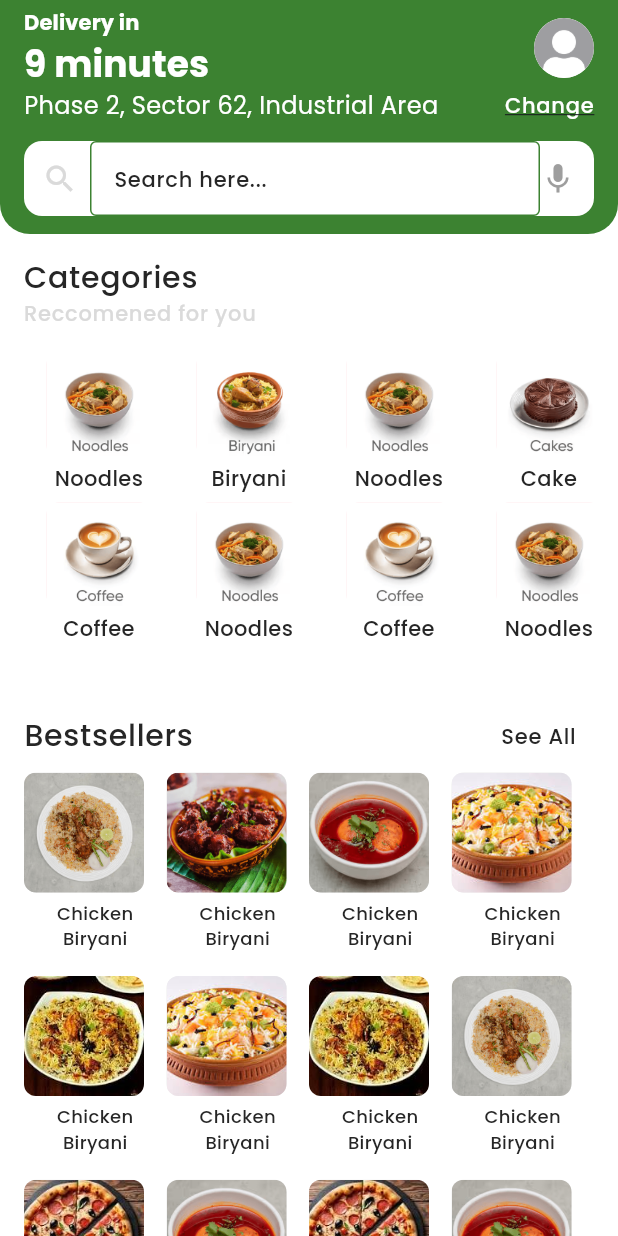
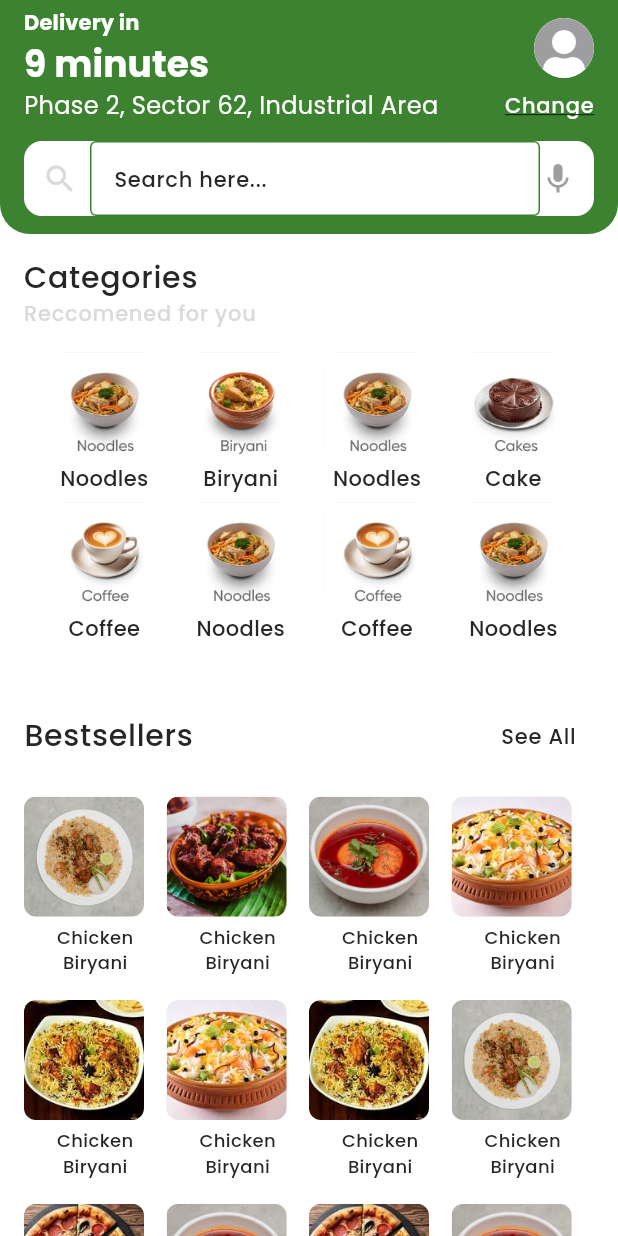
Before and after one commit to dharmendra7899/flip_coin, a Flutter app: the HomeScreen screen opened directly, on a phone screen of 412 x 824 dp. Run offline on Flutter 3.47's test engine with Material 3 defaults, Android fonts, the phone set to English and light mode, and no system bars; our stand-ins replace dio, fluttertoast, shared_preferences; missing offline and left inert: staggered_grid_view_flutter; accounts and stored records are empty.

Commit message:
android issue fixed

```diff
--- a/lib/app/features/account/account_screen.dart
+++ b/lib/app/features/account/account_screen.dart
@@ -135,7 +135,7 @@ class _AccountScreenState extends State<AccountScreen> {
       decoration: BoxDecoration(
         borderRadius: BorderRadius.circular(8),
         color: Colors.white,
-        border: Border.all(width: 0.4, color: AppPaletteLight.secondary),
+        border: Border.all(width: 0.4, color: AppPaletteLight.gray),
         boxShadow: boxShadow(),
       ),
       child: Column(
--- a/lib/app/features/home/home_screen.dart
+++ b/lib/app/features/home/home_screen.dart
@@ -4,6 +4,8 @@ import 'package:flip_coin/app/core/custom/show_toast.dart';
 import 'package:flip_coin/app/core/custom/text.dart';
 import 'package:flip_coin/app/core/extensions/context_extension.dart';
 import 'package:flip_coin/app/core/theme/app_palette.dart';
+import 'package:flip_coin/app/features/home/widgets/category_widget.dart';
+import 'package:flip_coin/app/features/home/widgets/product_widgets.dart';
 import 'package:flutter/material.dart';
 
 class HomeScreen extends StatefulWidget {
@@ -27,21 +29,7 @@ class _HomeScreenState extends State<HomeScreen> {
     return Future.value(true);
   }
 
-  final List<String> imageUrls = [
-    ConstantImage.chicken,
-    ConstantImage.mutton,
-    ConstantImage.egg,
-    ConstantImage.bir,
-    ConstantImage.chick,
-    ConstantImage.bir,
-    ConstantImage.chick,
-    ConstantImage.chicken,
-    ConstantImage.download,
-    ConstantImage.egg,
-    ConstantImage.download,
-    ConstantImage.egg,
-    ConstantImage.download,
-  ];
+
 
   @override
   Widget build(BuildContext context) {
@@ -180,159 +168,15 @@ class _HomeScreenState extends State<HomeScreen> {
             ),
           ),
           // Categories Section
-          Padding(
-            padding: const EdgeInsets.all(16.0),
-            child: Column(
-              crossAxisAlignment: CrossAxisAlignment.start,
-              children: [
-                Text(
-                  'Categories',
-                  textAlign: TextAlign.center,
-                  style: context.themeData.textTheme.labelMedium
-                      ?.copyWith(fontSize: 20, overflow: TextOverflow.ellipsis),
-                ),
-                Text(
-                  'Reccomened for you',
-                  textAlign: TextAlign.center,
-                  maxLines: 1,
-                  style: context.themeData.textTheme.labelSmall?.copyWith(
-                      fontSize: 14,
-                      fontWeight: FontWeight.w500,
-                      color: AppPaletteLight.gray,
-                      overflow: TextOverflow.ellipsis),
-                ),
-                const SizedBox(height: 16),
-                SizedBox(
-                  height: 200,
-                  child: GridView.count(
-                    scrollDirection: Axis.horizontal,
-                    shrinkWrap: true,
-                    physics: AlwaysScrollableScrollPhysics(),
-                    crossAxisCount: 2,
-                    childAspectRatio: 1,
-                    children: [
-                      _buildCategoryItem('Noodles', ConstantImage.noodle),
-                      _buildCategoryItem('Coffee', ConstantImage.coffee),
-                      _buildCategoryItem('Biryani', ConstantImage.biryani),
-                      _buildCategoryItem('Noodles', ConstantImage.noodle),
-                      _buildCategoryItem('Noodles', ConstantImage.noodle),
-                      _buildCategoryItem('Coffee', ConstantImage.coffee),
-                      _buildCategoryItem('Cake', ConstantImage.cake),
-                      _buildCategoryItem('Noodles', ConstantImage.noodle),
-                    ],
-                  ),
-                ),
-              ],
-            ),
-          ),
+          const CategoryWidget(),
+          const ProductWidgets(),
           // Bestsellers Section
-          Padding(
-            padding: const EdgeInsets.all(16.0),
-            child: Column(
-              crossAxisAlignment: CrossAxisAlignment.start,
-              children: [
-                Row(
-                  mainAxisAlignment: MainAxisAlignment.spaceBetween,
-                  children: [
-                    Text(
-                      'Bestsellers',
-                      textAlign: TextAlign.center,
-                      style: context.themeData.textTheme.labelMedium?.copyWith(
-                          fontSize: 20, overflow: TextOverflow.ellipsis),
-                    ),
-                    TextButton(
-                      onPressed: () {},
-                      child: Text(
-                        texts.seeAll,
-                        textAlign: TextAlign.center,
-                        style: context.themeData.textTheme.labelSmall?.copyWith(
-                            fontSize: 14,
-                            fontWeight: FontWeight.w500,
-                            overflow: TextOverflow.ellipsis),
-                      ),
-                    ),
-                  ],
-                ),
-                GridView.count(
-                  shrinkWrap: true,
-                  physics: NeverScrollableScrollPhysics(),
-                  crossAxisCount: 4,
-                  childAspectRatio: 0.7,
-                  children: List.generate(imageUrls.length, (index) {
-                    return _buildProductItem(imageUrls[index]);
-                  }),
-                ),
-              ],
-            ),
-          ),
+
         ],
       ),
     );
   }
 
-  Widget _buildCategoryItem(String label, String asset) {
-    return Column(
-      children: [
-        Container(
-          height: 70,
-          width: 70,
-          decoration: BoxDecoration(
-            borderRadius: BorderRadius.circular(8),
-            color: Colors.red.shade50,
-          ),
-          child: Center(
-              child: Image.asset(
-            asset,
-            height: 70,
-            width: 70,
-            fit: BoxFit.cover,
-          )),
-        ),
-        SizedBox(height: 4),
-        Text(
-          label,
-          textAlign: TextAlign.center,
-          maxLines: 2,
-          style: context.themeData.textTheme.bodyMedium?.copyWith(
-              fontSize: 14,
-              fontWeight: FontWeight.w500,
-              overflow: TextOverflow.ellipsis),
-        ),
-      ],
-    );
-  }
 
-  Widget _buildProductItem(String image) {
-    return Column(
-      crossAxisAlignment: CrossAxisAlignment.start,
-      children: [
-        Container(
-            height: 80,
-            width: 80,
-            decoration: BoxDecoration(
-              borderRadius: BorderRadius.circular(8),
-              color: Colors.grey.shade200,
-            ),
-            child: ClipRRect(
-              borderRadius: BorderRadius.circular(8),
-              child: Image.asset(
-                image,
-                fit: BoxFit.cover,
-              ),
-            )),
-        const SizedBox(
-          height: 5,
-        ),
-        Text(
-          'Chicken Biryani',
-          textAlign: TextAlign.center,
-          maxLines: 2,
-          style: context.themeData.textTheme.bodyMedium?.copyWith(
-              fontSize: 12,
-              fontWeight: FontWeight.w500,
-              overflow: TextOverflow.ellipsis),
-        ),
-      ],
-    );
-  }
+
 }
--- /dev/null
+++ b/lib/app/features/home/widgets/category_widget.dart
@@ -0,0 +1,114 @@
+import 'package:flip_coin/app/core/assets/constant_images.dart';
+import 'package:flip_coin/app/core/extensions/context_extension.dart';
+import 'package:flip_coin/app/core/theme/app_palette.dart';
+import 'package:flutter/material.dart';
+
+class CategoryWidget extends StatefulWidget {
+  const CategoryWidget({super.key});
+
+  @override
+  State<CategoryWidget> createState() => _CategoryWidgetState();
+}
+
+class _CategoryWidgetState extends State<CategoryWidget> {
+
+  final List<String> imageUrls = [
+    ConstantImage.chicken,
+    ConstantImage.mutton,
+    ConstantImage.egg,
+    ConstantImage.bir,
+    ConstantImage.chick,
+    ConstantImage.bir,
+    ConstantImage.chick,
+    ConstantImage.chicken,
+    ConstantImage.download,
+    ConstantImage.egg,
+    ConstantImage.download,
+    ConstantImage.egg,
+    ConstantImage.download,
+  ];
+
+  @override
+  Widget build(BuildContext context) {
+    return Padding(
+      padding: const EdgeInsets.all(16.0),
+      child: Column(
+        crossAxisAlignment: CrossAxisAlignment.start,
+        children: [
+          Text(
+            'Categories',
+            textAlign: TextAlign.center,
+            style: context.themeData.textTheme.labelMedium
+                ?.copyWith(fontSize: 20, overflow: TextOverflow.ellipsis),
+          ),
+          Text(
+            'Reccomened for you',
+            textAlign: TextAlign.center,
+            maxLines: 1,
+            style: context.themeData.textTheme.labelSmall?.copyWith(
+                fontSize: 14,
+                fontWeight: FontWeight.w500,
+                color: AppPaletteLight.gray,
+                overflow: TextOverflow.ellipsis),
+          ),
+          const SizedBox(height: 16),
+          Center(
+            child: SizedBox(
+              height: 200,
+              child: GridView.count(
+                scrollDirection: Axis.horizontal,
+                shrinkWrap: true,
+                physics: const NeverScrollableScrollPhysics(),
+                crossAxisCount: 2,
+                childAspectRatio: 1.1,
+                children: [
+                  _buildCategoryItem('Noodles', ConstantImage.noodle),
+                  _buildCategoryItem('Coffee', ConstantImage.coffee),
+                  _buildCategoryItem('Biryani', ConstantImage.biryani),
+                  _buildCategoryItem('Noodles', ConstantImage.noodle),
+                  _buildCategoryItem('Noodles', ConstantImage.noodle),
+                  _buildCategoryItem('Coffee', ConstantImage.coffee),
+                  _buildCategoryItem('Cake', ConstantImage.cake),
+                  _buildCategoryItem('Noodles', ConstantImage.noodle),
+                ],
+              ),
+            ),
+          ),
+        ],
+      ),
+    );
+  }
+
+  Widget _buildCategoryItem(String label, String asset) {
+    return Column(
+      children: [
+        Container(
+          height: 70,
+          width: 70,
+          alignment: Alignment.center,
+          decoration: BoxDecoration(
+            borderRadius: BorderRadius.circular(8),
+            color: Colors.red.shade50,
+          ),
+          child: Center(
+              child: Image.asset(
+                asset,
+                height: 70,
+                width: 70,
+                fit: BoxFit.cover,
+              )),
+        ),
+        const SizedBox(height: 4),
+        Text(
+          label,
+          textAlign: TextAlign.center,
+          maxLines: 2,
+          style: context.themeData.textTheme.bodyMedium?.copyWith(
+              fontSize: 14,
+              fontWeight: FontWeight.w500,
+              overflow: TextOverflow.ellipsis),
+        ),
+      ],
+    );
+  }
+}
--- /dev/null
+++ b/lib/app/features/home/widgets/product_widgets.dart
@@ -0,0 +1,107 @@
+import 'package:flip_coin/app/core/assets/constant_images.dart';
+import 'package:flip_coin/app/core/custom/text.dart';
+import 'package:flip_coin/app/core/extensions/context_extension.dart';
+import 'package:flutter/material.dart';
+
+class ProductWidgets extends StatefulWidget {
+  const ProductWidgets({super.key});
+
+  @override
+  State<ProductWidgets> createState() => _ProductWidgetsState();
+}
+
+class _ProductWidgetsState extends State<ProductWidgets> {
+  final List<String> imageUrls = [
+    ConstantImage.chicken,
+    ConstantImage.mutton,
+    ConstantImage.egg,
+    ConstantImage.bir,
+    ConstantImage.chick,
+    ConstantImage.bir,
+    ConstantImage.chick,
+    ConstantImage.chicken,
+    ConstantImage.download,
+    ConstantImage.egg,
+    ConstantImage.download,
+    ConstantImage.egg,
+    ConstantImage.download,
+  ];
+
+  @override
+  Widget build(BuildContext context) {
+    return Padding(
+      padding: const EdgeInsets.all(16.0),
+      child: Column(
+        crossAxisAlignment: CrossAxisAlignment.start,
+        children: [
+          Row(
+            mainAxisAlignment: MainAxisAlignment.spaceBetween,
+            children: [
+              Text(
+                'Bestsellers',
+                textAlign: TextAlign.center,
+                style: context.themeData.textTheme.labelMedium
+                    ?.copyWith(fontSize: 20, overflow: TextOverflow.ellipsis),
+              ),
+              TextButton(
+                onPressed: () {},
+                child: Text(
+                  texts.seeAll,
+                  textAlign: TextAlign.center,
+                  style: context.themeData.textTheme.labelSmall?.copyWith(
+                      fontSize: 14,
+                      fontWeight: FontWeight.w500,
+                      overflow: TextOverflow.ellipsis),
+                ),
+              ),
+            ],
+          ),
+          const SizedBox(height: 16),
+          GridView.count(
+            shrinkWrap: true,
+            physics: const NeverScrollableScrollPhysics(),
+            crossAxisCount: 4,
+            childAspectRatio: 0.7,
+            children: List.generate(imageUrls.length, (index) {
+              return _buildProductItem(imageUrls[index]);
+            }),
+          ),
+        ],
+      ),
+    );
+  }
+
+  Widget _buildProductItem(String image) {
+    return Column(
+      crossAxisAlignment: CrossAxisAlignment.start,
+      children: [
+        Container(
+            height: 80,
+            width: 80,
+            decoration: BoxDecoration(
+              borderRadius: BorderRadius.circular(8),
+              color: Colors.grey.shade200,
+            ),
+            child: ClipRRect(
+              borderRadius: BorderRadius.circular(8),
+              child: Image.asset(
+                image,
+                fit: BoxFit.cover,
+              ),
+            )),
+        const SizedBox(
+          height: 5,
+        ),
+        Text(
+          'Chicken Biryani',
+          textAlign: TextAlign.center,
+          maxLines: 2,
+          style: context.themeData.textTheme.bodyMedium?.copyWith(
+              fontSize: 12,
+              fontWeight: FontWeight.w500,
+              overflow: TextOverflow.ellipsis),
+        ),
+      ],
+    );
+  }
+}
```
Also changed, not shown: lib/app/features/walk_through/walk_through_screen.dart (+17 -24 lines), lib/config/strings.dart (added, +85 -0 lines), 2 other files.
